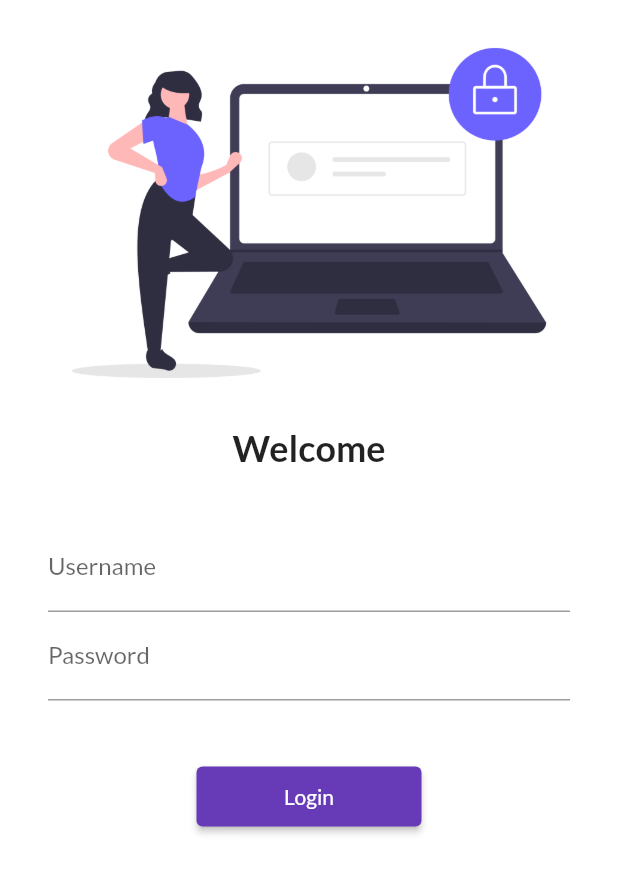
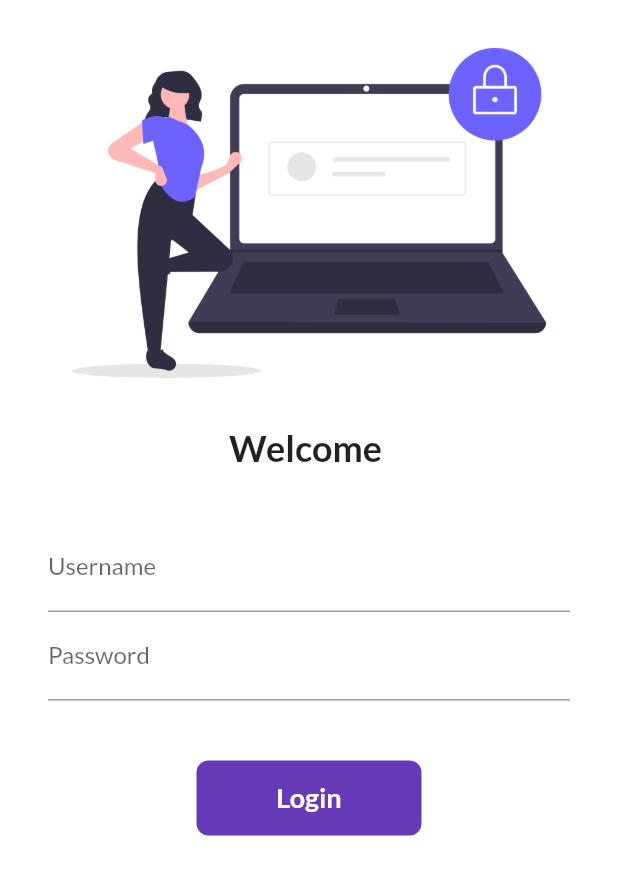
Before and after one commit to rahul-jpg/30DaysOfFlutter, a Flutter app: the screen it shows after launch, on a phone screen of 412 x 824 dp. Shown: the top 875 px of the screen. Run offline on Flutter 3.47's test engine with Material 2 defaults, Android fonts, the phone set to English and light mode, and no system bars; our stand-ins replace google_fonts.

Commit message:
day 6 completed

```diff
--- a/lib/pages/login_page.dart
+++ b/lib/pages/login_page.dart
@@ -1,9 +1,16 @@
 import 'package:first_flutter_app/utils/routes.dart';
 import 'package:flutter/material.dart';
 
-class LoginPage extends StatelessWidget {
+class LoginPage extends StatefulWidget {
   const LoginPage({super.key});
 
+  @override
+  State<LoginPage> createState() => _LoginPageState();
+}
+
+class _LoginPageState extends State<LoginPage> {
+  String name = "";
+  bool changeButton = false;
   @override
   Widget build(BuildContext context) {
     return Material(
@@ -14,9 +21,9 @@ class LoginPage extends StatelessWidget {
             "assets/images/login_image.png",
             fit: BoxFit.cover,
           ),
-          const Text(
-            "Welcome",
-            style: TextStyle(fontSize: 24, fontWeight: FontWeight.bold),
+          Text(
+            "Welcome $name",
+            style: const TextStyle(fontSize: 24, fontWeight: FontWeight.bold),
           ),
           const SizedBox(
             height: 20.0,
@@ -29,6 +36,10 @@ class LoginPage extends StatelessWidget {
                 TextFormField(
                   decoration: const InputDecoration(
                       hintText: "Enter Username", labelText: "Username"),
+                  onChanged: (value) {
+                    name = value;
+                    setState(() {});
+                  },
                 ),
                 TextFormField(
                   obscureText: true,
@@ -38,13 +49,44 @@ class LoginPage extends StatelessWidget {
                 const SizedBox(
                   height: 40.0,
                 ),
-                ElevatedButton(
-                  onPressed: () {
+                InkWell(
+                  onTap: () async {
+                    setState(() {
+                      changeButton = true;
+                    });
+                    await Future.delayed(const Duration(seconds: 1));
                     Navigator.pushNamed(context, MyRoutes.homeRoute);
                   },
-                  style: TextButton.styleFrom(minimumSize: const Size(150, 40)),
-                  child: const Text("Login"),
+                  child: AnimatedContainer(
+                    duration: const Duration(seconds: 1),
+                    width: changeButton ? 50 : 150,
+                    height: 50,
+                    alignment: Alignment.center,
+                    decoration: BoxDecoration(
+                        color: Colors.deepPurple,
+                        borderRadius:
+                            BorderRadius.circular(changeButton ? 50 : 8)),
+                    child: changeButton
+                        ? const Icon(
+                            Icons.done,
+                            color: Colors.white,
+                          )
+                        : const Text(
+                            "Login",
+                            style: TextStyle(
+                                color: Colors.white,
+                                fontWeight: FontWeight.bold,
+                                fontSize: 18),
+                          ),
+                  ),
                 )
+                // ElevatedButton(
+                //   onPressed: () {
+                //     Navigator.pushNamed(context, MyRoutes.homeRoute);
+                //   },
+                //   style: TextButton.styleFrom(minimumSize: const Size(150, 40)),
+                //   child: const Text("Login"),
+                // )
               ],
             ),
           ),
```
